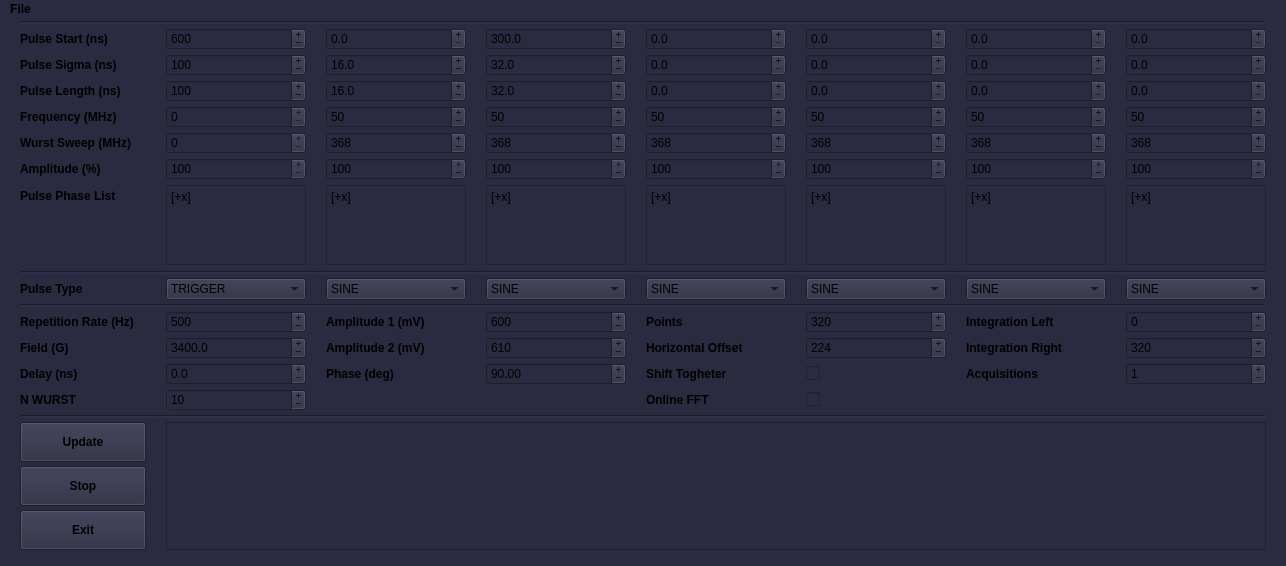
Above: atomize/control_center/gui/awg_phasing_main_window.ui from Anatoly1010/Atomize_NIOCH before the change. Below: the same form after it.
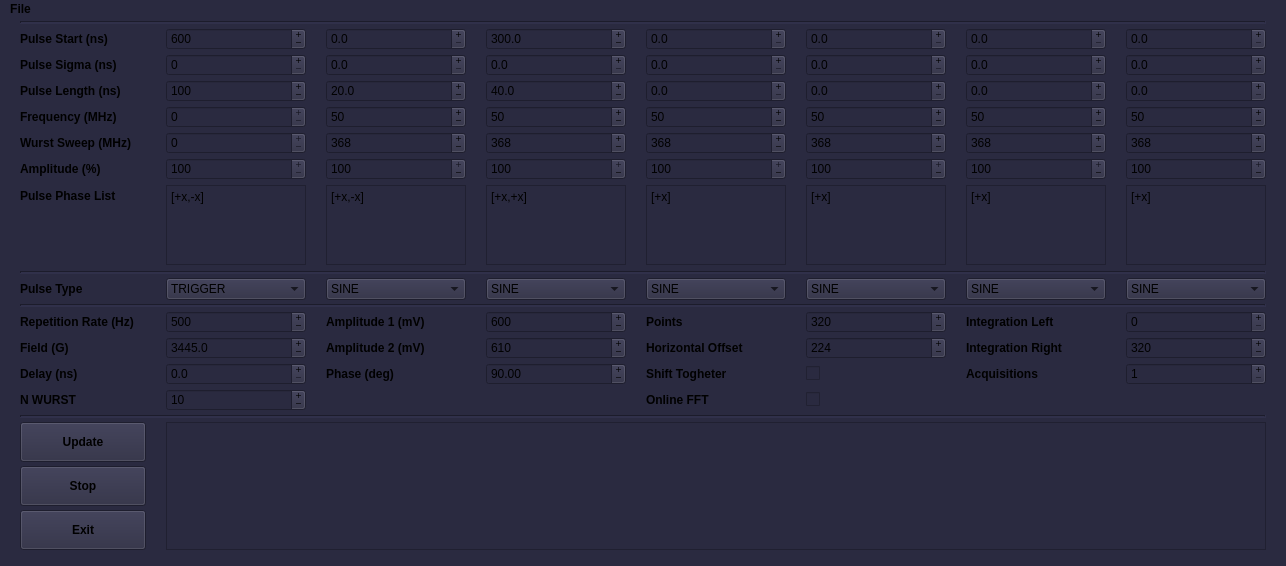
That is the form after the change.

What changed in the file:
```diff
--- a/atomize/control_center/gui/awg_phasing_main_window.ui
+++ b/atomize/control_center/gui/awg_phasing_main_window.ui
@@ -233,7 +233,7 @@
          <enum>Qt::ScrollBarAlwaysOff</enum>
         </property>
         <property name="plainText">
-         <string>[+x]</string>
+         <string>[+x,-x]</string>
         </property>
         <property name="tabStopWidth">
          <number>10</number>
@@ -349,7 +349,7 @@
          <double>0.500000000000000</double>
         </property>
         <property name="value">
-         <double>3400.000000000000000</double>
+         <double>3445.000000000000000</double>
         </property>
        </widget>
       </item>
@@ -406,7 +406,7 @@
          <double>1.000000000000000</double>
         </property>
         <property name="value">
-         <double>16.000000000000000</double>
+         <double>0.000000000000000</double>
         </property>
        </widget>
       </item>
@@ -431,7 +431,7 @@
          <number>2</number>
         </property>
         <property name="value">
-         <number>100</number>
+         <number>0</number>
         </property>
        </widget>
       </item>
@@ -891,7 +891,7 @@
          <double>1.000000000000000</double>
         </property>
         <property name="value">
-         <double>32.000000000000000</double>
+         <double>0.000000000000000</double>
         </property>
        </widget>
       </item>
@@ -1294,7 +1294,7 @@
          <double>1.000000000000000</double>
         </property>
         <property name="value">
-         <double>32.000000000000000</double>
+         <double>40.000000000000000</double>
         </property>
        </widget>
       </item>
@@ -1710,7 +1710,7 @@
          <enum>Qt::ScrollBarAlwaysOff</enum>
         </property>
         <property name="plainText">
-         <string>[+x]</string>
+         <string>[+x,+x]</string>
         </property>
        </widget>
       </item>
@@ -2130,7 +2130,7 @@
          <double>1.000000000000000</double>
         </property>
         <property name="value">
-         <double>16.000000000000000</double>
+         <double>20.000000000000000</double>
         </property>
        </widget>
       </item>
@@ -2253,7 +2253,7 @@
          <enum>Qt::ScrollBarAlwaysOff</enum>
         </property>
         <property name="plainText">
-         <string>[+x]</string>
+         <string>[+x,-x]</string>
         </property>
         <property name="tabStopWidth">
          <number>10</number>
```
Left out of the diff: 6 changed lines with no effect on the pictures.
